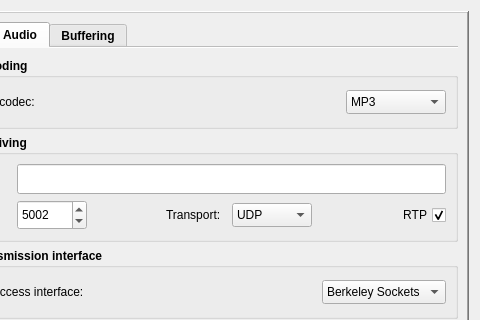
Homer-Conferencing/Homer-Conferencing, file Homer/forms/Dialogs/OpenVideoAudioPreviewDialog.ui: the form before one commit; both pictures show x 204 to 684 and y 0 to 320 of the 684 by 571 pixel window.
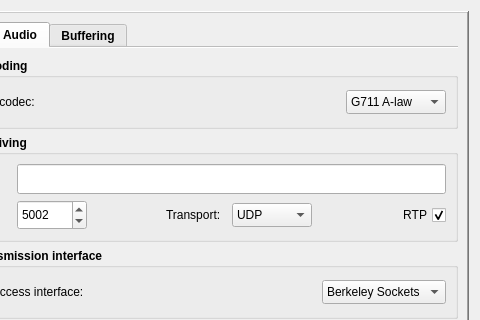
The form after the commit. The open tabs and pages were chosen to show the change. Icons and pictures are not drawn.

Commit message: - fixed: use correct ordering of audio codecs

```diff
--- a/Homer/forms/Dialogs/OpenVideoAudioPreviewDialog.ui
+++ b/Homer/forms/Dialogs/OpenVideoAudioPreviewDialog.ui
@@ -1244,7 +1244,7 @@
                        <enum>Qt::LeftToRight</enum>
                       </property>
                       <property name="currentIndex">
-                       <number>3</number>
+                       <number>0</number>
                       </property>
                       <property name="maxVisibleItems">
                        <number>9</number>
@@ -1264,11 +1264,6 @@
                         <string>G722 adpcm</string>
                        </property>
                       </item>
-                      <item>
-                       <property name="text">
-                        <string>MP3</string>
-                       </property>
-                      </item>
                       <item>
                        <property name="text">
                         <string>PCM16</string>
```
Left out of the diff: 7 changed lines with no effect on the pictures.
